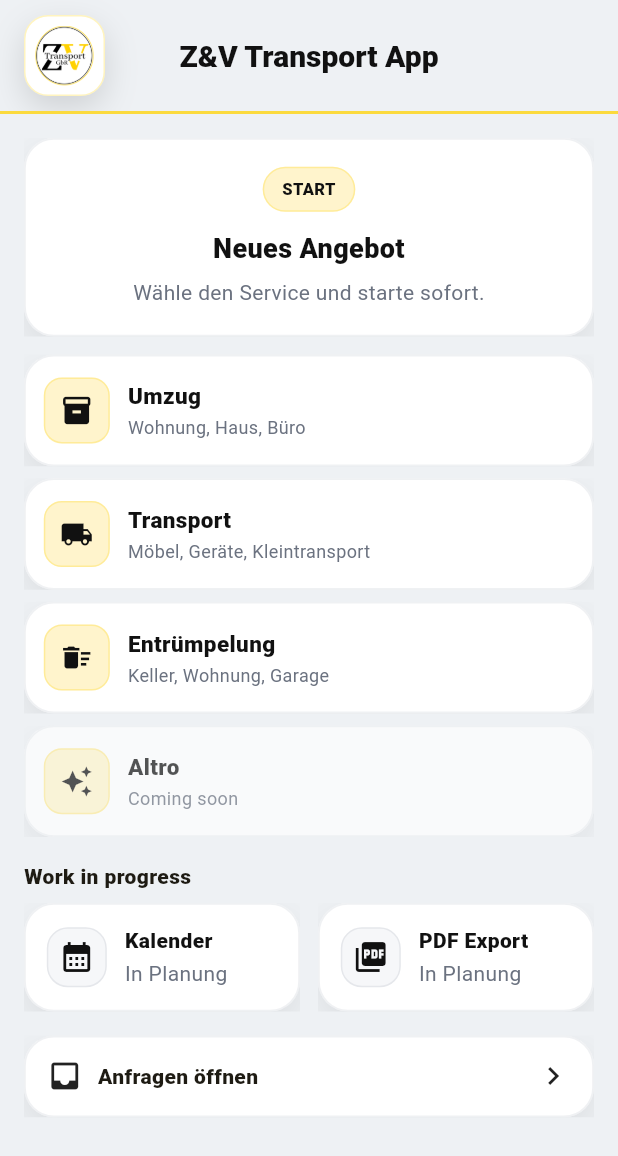
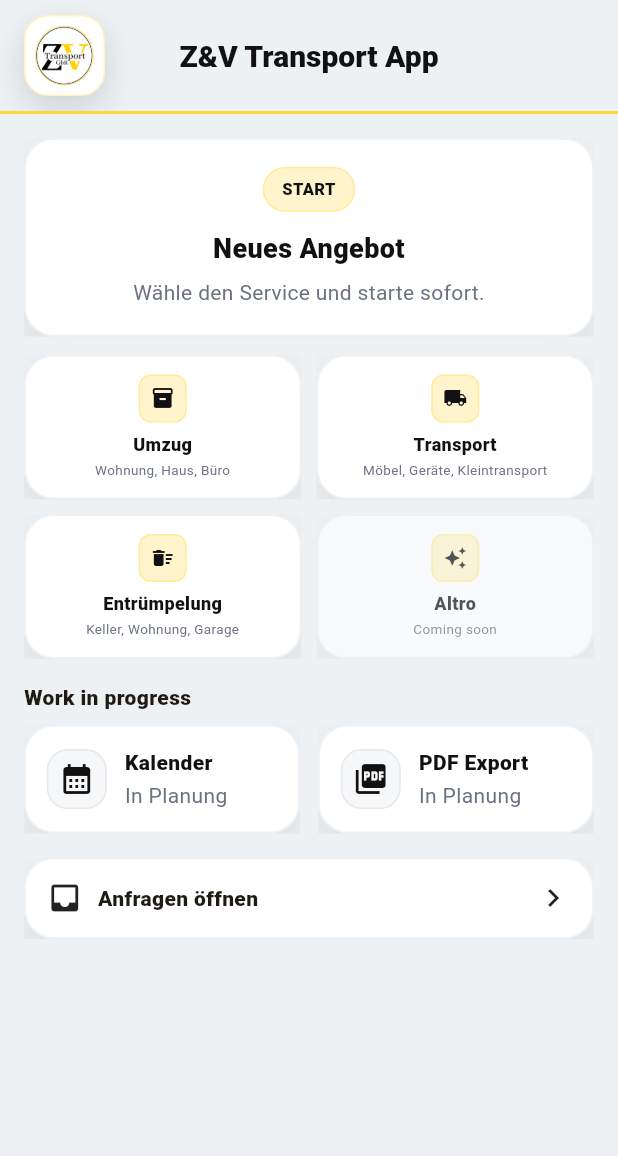
Before and after one commit to LoZappi/zvapp, a Flutter app: the screen it shows after launch, on a phone screen of 412 x 824 dp. Shown: the top 1156 px of the screen. Run offline on Flutter 3.47's test engine with Material 3 defaults, Android fonts, the phone set to English and light mode, and no system bars; our stand-ins replace firebase_core, image_picker; accounts and stored records are empty.

Commit message:
Arrange service options into a compact 2x2 grid layout
Refactors QuickStartScreen to use Rows with Expanded widgets for a 2x2 grid layout of service tiles, reducing tile size and improving screen real estate.

Replit-Commit-Author: Agent
Replit-Commit-Session-Id: 47842fa2-bfd6-47d8-804d-40238e3190cf
Replit-Commit-Checkpoint-Type: full_checkpoint
Replit-Commit-Event-Id: bbf60fdb-c021-49fa-832c-4274039e6d68
Replit-Commit-Screenshot-Url: https://storage.googleapis.com/screenshot-production-us-central1/923e713b-6d9e-4a9a-8dcb-afc056ed1c1e/47842fa2-bfd6-47d8-804d-40238e3190cf/Mp2Pe68
Replit-Helium-Checkpoint-Created: true

```diff
--- a/lib/ui/screens/quick_start_screen.dart
+++ b/lib/ui/screens/quick_start_screen.dart
@@ -110,33 +110,49 @@ class QuickStartScreen extends StatelessWidget {
           ),
           const SizedBox(height: 12),
 
-          _BigTile(
+          Row(
+            children: [
+              Expanded(
+                child: _BigTile(
                   title: 'Umzug',
                   subtitle: 'Wohnung, Haus, Büro',
                   icon: Icons.inventory_2,
                   onTap: () => _startWizard(context, ZVService.umzug),
                 ),
-          const SizedBox(height: 8),
-          _BigTile(
+              ),
+              const SizedBox(width: 10),
+              Expanded(
+                child: _BigTile(
                   title: 'Transport',
                   subtitle: 'Möbel, Geräte, Kleintransport',
                   icon: Icons.local_shipping,
                   onTap: () => _startWizard(context, ZVService.transport),
                 ),
-          const SizedBox(height: 8),
-          _BigTile(
+              ),
+            ],
+          ),
+          const SizedBox(height: 10),
+          Row(
+            children: [
+              Expanded(
+                child: _BigTile(
                   title: 'Entrümpelung',
                   subtitle: 'Keller, Wohnung, Garage',
                   icon: Icons.delete_sweep,
                   onTap: () => _startWizard(context, ZVService.entruempelung),
                 ),
-          const SizedBox(height: 8),
-          const _BigTile(
+              ),
+              const SizedBox(width: 10),
+              const Expanded(
+                child: _BigTile(
                   title: 'Altro',
                   subtitle: 'Coming soon',
                   icon: Icons.auto_awesome,
                   disabled: true,
                   onTap: null,
+                ),
+              ),
+            ],
           ),
 
           const SizedBox(height: 16),
@@ -215,30 +231,27 @@ class _BigTile extends StatelessWidget {
     return Opacity(
       opacity: disabled ? 0.7 : 1,
       child: ZVCard(
-        padding: const EdgeInsets.symmetric(horizontal: 12, vertical: 14),
+        padding: const EdgeInsets.symmetric(horizontal: 10, vertical: 12),
         onTap: disabled ? null : onTap,
-        child: Row(
+        child: Column(
+          mainAxisSize: MainAxisSize.min,
           children: [
             Container(
-              width: 44,
-              height: 44,
+              width: 32,
+              height: 32,
               decoration: BoxDecoration(
                 color: ZVColors.primarySoft,
-                borderRadius: BorderRadius.circular(12),
+                borderRadius: BorderRadius.circular(8),
                 border: Border.all(color: ZVColors.primary.withOpacity(0.25)),
               ),
-              child: Icon(icon, size: 22, color: ZVColors.textPrimary),
+              child: Icon(icon, size: 16, color: ZVColors.textPrimary),
             ),
-            const SizedBox(width: 12),
-            Expanded(
-              child: Column(
-                crossAxisAlignment: CrossAxisAlignment.start,
-                mainAxisSize: MainAxisSize.min,
-                children: [
+            const SizedBox(height: 6),
             Text(
               title,
+              textAlign: TextAlign.center,
               style: const TextStyle(
-                      fontSize: 15,
+                fontSize: 12,
                 fontWeight: FontWeight.w900,
                 color: ZVColors.textPrimary,
               ),
@@ -246,14 +259,12 @@ class _BigTile extends StatelessWidget {
             const SizedBox(height: 2),
             Text(
               subtitle,
+              textAlign: TextAlign.center,
               maxLines: 1,
               overflow: TextOverflow.ellipsis,
               style: const TextStyle(
-                      fontSize: 12,
+                fontSize: 9,
                 color: ZVColors.textSecondary,
-                    ),
-                  ),
-                ],
               ),
             ),
           ],
```
Lines whose indentation alone changed are shown as unchanged.
